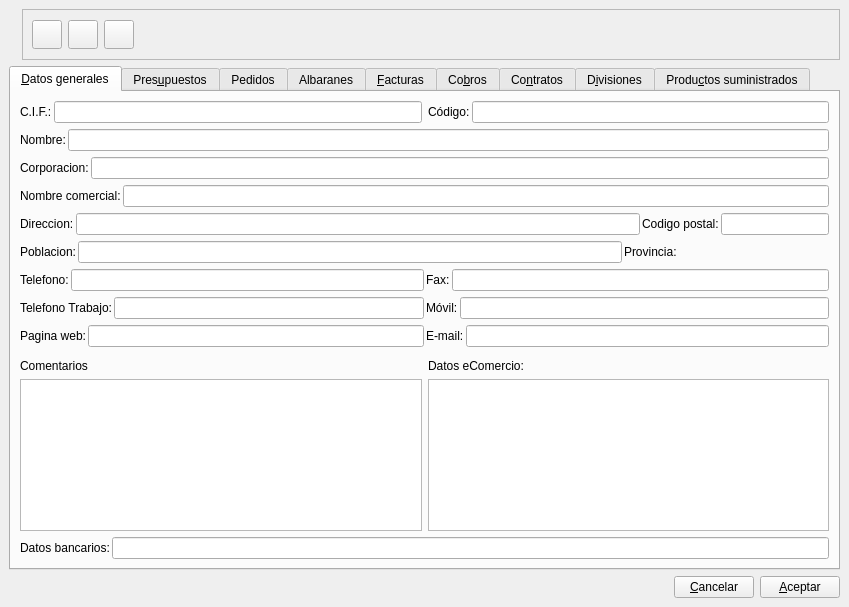
Old version of the form bulmages/bulmafact/src/clientebase.ui in the repository eboladev/Bulmages-1.
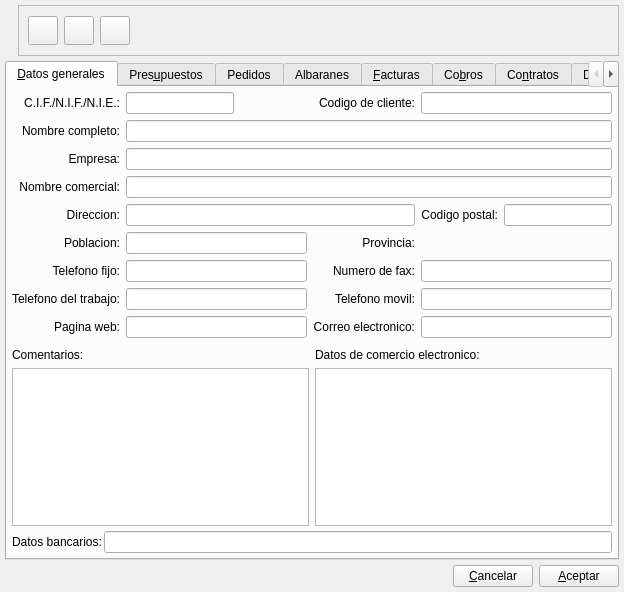
New version of the form. Icons and pictures are not drawn. Custom widgets are drawn as their Qt base class.

Diff of the .ui file:
```diff
--- a/bulmages/bulmafact/src/clientebase.ui
+++ b/bulmages/bulmafact/src/clientebase.ui
@@ -8,8 +8,8 @@
    <rect>
     <x>0</x>
     <y>0</y>
-    <width>849</width>
-    <height>607</height>
+    <width>624</width>
+    <height>592</height>
    </rect>
   </property>
   <property name="windowTitle" >
@@ -20,10 +20,10 @@
   </property>
   <layout class="QVBoxLayout" >
    <property name="margin" >
-    <number>9</number>
+    <number>5</number>
    </property>
    <property name="spacing" >
-    <number>6</number>
+    <number>5</number>
    </property>
    <item>
     <layout class="QHBoxLayout" >
@@ -168,156 +168,145 @@
       </attribute>
       <layout class="QVBoxLayout" >
        <property name="margin" >
-        <number>9</number>
+        <number>5</number>
        </property>
        <property name="spacing" >
-        <number>6</number>
+        <number>5</number>
        </property>
        <item>
-        <layout class="QHBoxLayout" >
+        <layout class="QGridLayout" >
          <property name="margin" >
           <number>0</number>
          </property>
          <property name="spacing" >
           <number>6</number>
          </property>
-         <item>
-          <layout class="QHBoxLayout" >
-           <property name="margin" >
-            <number>0</number>
+         <item row="6" column="2" >
+          <widget class="QLabel" name="textLabel2_8_4" >
+           <property name="text" >
+            <string>Numero de fax:</string>
            </property>
-           <property name="spacing" >
-            <number>2</number>
+           <property name="alignment" >
+            <set>Qt::AlignRight|Qt::AlignTrailing|Qt::AlignVCenter</set>
            </property>
-           <item>
-            <widget class="QLabel" name="textLabel2_5" >
-             <property name="text" >
-              <string>C.I.F.:</string>
-             </property>
-            </widget>
-           </item>
-           <item>
-            <widget class="QLineEdit" name="m_cifcliente" />
-           </item>
-          </layout>
+           <property name="buddy" >
+            <cstring></cstring>
+           </property>
+          </widget>
          </item>
-         <item>
-          <layout class="QHBoxLayout" >
-           <property name="margin" >
-            <number>0</number>
+         <item row="0" column="3" >
+          <widget class="QLineEdit" name="mui_codcliente" />
+         </item>
+         <item row="7" column="0" >
+          <widget class="QLabel" name="textLabel2_11" >
+           <property name="text" >
+            <string>Telefono del trabajo:</string>
            </property>
-           <property name="spacing" >
-            <number>2</number>
+           <property name="alignment" >
+            <set>Qt::AlignRight|Qt::AlignTrailing|Qt::AlignVCenter</set>
            </property>
-           <item>
-            <widget class="QLabel" name="textLabel2_10" >
-             <property name="text" >
-              <string>Código:</string>
-             </property>
-            </widget>
-           </item>
-           <item>
-            <widget class="QLineEdit" name="mui_codcliente" />
-           </item>
-          </layout>
+           <property name="buddy" >
+            <cstring></cstring>
+           </property>
+          </widget>
          </item>
-        </layout>
-       </item>
-       <item>
-        <layout class="QHBoxLayout" >
-         <property name="margin" >
-          <number>0</number>
-         </property>
-         <property name="spacing" >
-          <number>2</number>
-         </property>
-         <item>
+         <item row="1" column="0" >
           <widget class="QLabel" name="textLabel2_2" >
            <property name="text" >
-            <string>Nombre:</string>
+            <string>Nombre completo:</string>
            </property>
+           <property name="alignment" >
+            <set>Qt::AlignRight|Qt::AlignTrailing|Qt::AlignVCenter</set>
+           </property>
+           <property name="buddy" >
+            <cstring></cstring>
+           </property>
           </widget>
          </item>
-         <item>
+         <item row="6" column="1" >
+          <widget class="QLineEdit" name="m_telcliente" />
+         </item>
+         <item row="5" column="1" >
+          <widget class="QLineEdit" name="m_poblcliente" />
+         </item>
+         <item row="5" column="3" >
+          <widget class="BusquedaProvincia" name="m_provcliente" >
+           <property name="minimumSize" >
+            <size>
+             <width>150</width>
+             <height>0</height>
+            </size>
+           </property>
+          </widget>
+         </item>
+         <item row="5" column="2" >
+          <widget class="QLabel" name="textLabel2_9_2" >
+           <property name="text" >
+            <string>Provincia:</string>
+           </property>
+           <property name="alignment" >
+            <set>Qt::AlignRight|Qt::AlignTrailing|Qt::AlignVCenter</set>
+           </property>
+          </widget>
+         </item>
+         <item row="4" column="0" >
+          <widget class="QLabel" name="textLabel2_6" >
+           <property name="text" >
+            <string>Direccion:</string>
+           </property>
+           <property name="alignment" >
+            <set>Qt::AlignRight|Qt::AlignTrailing|Qt::AlignVCenter</set>
+           </property>
+           <property name="buddy" >
+            <cstring></cstring>
+           </property>
+          </widget>
+         </item>
+         <item row="6" column="0" >
+          <widget class="QLabel" name="textLabel2_8" >
+           <property name="text" >
+            <string>Telefono fijo:</string>
+           </property>
+           <property name="alignment" >
+            <set>Qt::AlignRight|Qt::AlignTrailing|Qt::AlignVCenter</set>
+           </property>
+           <property name="buddy" >
+            <cstring></cstring>
+           </property>
+          </widget>
+         </item>
+         <item row="1" column="1" colspan="3" >
           <widget class="QLineEdit" name="m_nomcliente" />
          </item>
-        </layout>
-       </item>
-       <item>
-        <layout class="QHBoxLayout" >
-         <property name="margin" >
-          <number>0</number>
-         </property>
-         <property name="spacing" >
-          <number>2</number>
-         </property>
-         <item>
-          <widget class="QLabel" name="textLabel2_2_2" >
+         <item row="8" column="2" >
+          <widget class="QLabel" name="textLabel2_8_3" >
            <property name="text" >
-            <string>Corporacion:</string>
+            <string>Correo electronico:</string>
            </property>
+           <property name="alignment" >
+            <set>Qt::AlignRight|Qt::AlignTrailing|Qt::AlignVCenter</set>
+           </property>
+           <property name="buddy" >
+            <cstring></cstring>
+           </property>
           </widget>
          </item>
-         <item>
-          <widget class="QLineEdit" name="mui_corpcliente" />
+         <item row="6" column="3" >
+          <widget class="QLineEdit" name="m_faxcliente" />
          </item>
-        </layout>
-       </item>
-       <item>
-        <layout class="QHBoxLayout" >
-         <property name="margin" >
-          <number>0</number>
-         </property>
-         <property name="spacing" >
-          <number>2</number>
-         </property>
-         <item>
-          <widget class="QLabel" name="textLabel2_4" >
-           <property name="text" >
-            <string>Nombre comercial:</string>
-           </property>
-          </widget>
+         <item row="7" column="1" >
+          <widget class="QLineEdit" name="mui_teltrabcliente" />
          </item>
-         <item>
-          <widget class="QLineEdit" name="m_nomaltcliente" />
+         <item row="4" column="1" colspan="2" >
+          <widget class="QLineEdit" name="m_dircliente" />
          </item>
-        </layout>
-       </item>
-       <item>
-        <layout class="QHBoxLayout" >
-         <property name="margin" >
-          <number>0</number>
-         </property>
-         <property name="spacing" >
-          <number>2</number>
-         </property>
-         <item>
+         <item row="4" column="3" >
           <layout class="QHBoxLayout" >
            <property name="margin" >
             <number>0</number>
            </property>
            <property name="spacing" >
-            <number>2</number>
-           </property>
-           <item>
-            <widget class="QLabel" name="textLabel2_6" >
-             <property name="text" >
-              <string>Direccion:</string>
-             </property>
-            </widget>
-           </item>
-           <item>
-            <widget class="QLineEdit" name="m_dircliente" />
-           </item>
-          </layout>
-         </item>
-         <item>
-          <layout class="QHBoxLayout" >
-           <property name="margin" >
-            <number>0</number>
-           </property>
-           <property name="spacing" >
-            <number>2</number>
+            <number>6</number>
            </property>
            <item>
             <widget class="QLabel" name="textLabel2_7" >
@@ -332,13 +321,19 @@
              <property name="text" >
               <string>Codigo postal:</string>
              </property>
+             <property name="alignment" >
+              <set>Qt::AlignRight|Qt::AlignTrailing|Qt::AlignVCenter</set>
+             </property>
+             <property name="buddy" >
+              <cstring></cstring>
+             </property>
             </widget>
            </item>
            <item>
             <widget class="QLineEdit" name="m_cpcliente" >
              <property name="sizePolicy" >
               <sizepolicy>
-               <hsizetype>0</hsizetype>
+               <hsizetype>7</hsizetype>
                <vsizetype>0</vsizetype>
                <horstretch>0</horstretch>
                <verstretch>0</verstretch>
@@ -348,192 +343,134 @@
            </item>
           </layout>
          </item>
-        </layout>
-       </item>
-       <item>
-        <layout class="QHBoxLayout" >
-         <property name="margin" >
-          <number>0</number>
-         </property>
-         <property name="spacing" >
-          <number>2</number>
-         </property>
-         <item>
+         <item row="8" column="3" >
+          <widget class="QLineEdit" name="m_mailcliente" />
+         </item>
+         <item row="0" column="2" >
+          <widget class="QLabel" name="textLabel2_10" >
+           <property name="text" >
+            <string>Codigo de cliente:</string>
+           </property>
+           <property name="alignment" >
+            <set>Qt::AlignRight|Qt::AlignTrailing|Qt::AlignVCenter</set>
+           </property>
+           <property name="buddy" >
+            <cstring></cstring>
+           </property>
+          </widget>
+         </item>
+         <item row="2" column="0" >
+          <widget class="QLabel" name="textLabel2_2_2" >
+           <property name="text" >
+            <string>Empresa:</string>
+           </property>
+           <property name="alignment" >
+            <set>Qt::AlignRight|Qt::AlignTrailing|Qt::AlignVCenter</set>
+           </property>
+           <property name="buddy" >
+            <cstring></cstring>
+           </property>
+          </widget>
+         </item>
+         <item row="5" column="0" >
           <widget class="QLabel" name="textLabel2_9" >
            <property name="text" >
             <string>Poblacion:</string>
            </property>
+           <property name="alignment" >
+            <set>Qt::AlignRight|Qt::AlignTrailing|Qt::AlignVCenter</set>
+           </property>
+           <property name="buddy" >
+            <cstring></cstring>
+           </property>
           </widget>
          </item>
-         <item>
-          <widget class="QLineEdit" name="m_poblcliente" />
-         </item>
-         <item>
-          <widget class="QLabel" name="textLabel2_9_2" >
+         <item row="8" column="0" >
+          <widget class="QLabel" name="textLabel2_8_2" >
            <property name="text" >
-            <string>Provincia:</string>
+            <string>Pagina web:</string>
            </property>
-          </widget>
-         </item>
-         <item>
-          <widget class="BusquedaProvincia" name="m_provcliente" >
-           <property name="minimumSize" >
-            <size>
-             <width>150</width>
-             <height>0</height>
-            </size>
+           <property name="alignment" >
+            <set>Qt::AlignRight|Qt::AlignTrailing|Qt::AlignVCenter</set>
            </property>
           </widget>
          </item>
-        </layout>
-       </item>
-       <item>
-        <layout class="QHBoxLayout" >
-         <property name="margin" >
-          <number>0</number>
-         </property>
-         <property name="spacing" >
-          <number>2</number>
-         </property>
-         <item>
-          <layout class="QHBoxLayout" >
-           <property name="margin" >
-            <number>0</number>
-           </property>
-           <property name="spacing" >
-            <number>2</number>
-           </property>
-           <item>
-            <widget class="QLabel" name="textLabel2_8" >
-             <property name="text" >
-              <string>Telefono:</string>
-             </property>
-            </widget>
-           </item>
-           <item>
-            <widget class="QLineEdit" name="m_telcliente" />
-           </item>
-          </layout>
+         <item row="7" column="3" >
+          <widget class="QLineEdit" name="mui_movilcliente" />
          </item>
-         <item>
+         <item row="0" column="1" >
           <layout class="QHBoxLayout" >
            <property name="margin" >
             <number>0</number>
            </property>
            <property name="spacing" >
-            <number>2</number>
+            <number>6</number>
            </property>
            <item>
-            <widget class="QLabel" name="textLabel2_8_4" >
-             <property name="text" >
-              <string>Fax:</string>
-             </property>
-            </widget>
+            <widget class="QLineEdit" name="m_cifcliente" />
            </item>
            <item>
-            <widget class="QLineEdit" name="m_faxcliente" />
-           </item>
-          </layout>
-         </item>
-        </layout>
-       </item>
-       <item>
-        <layout class="QHBoxLayout" >
-         <property name="margin" >
-          <number>0</number>
-         </property>
-         <property name="spacing" >
-          <number>2</number>
-         </property>
-         <item>
-          <layout class="QHBoxLayout" >
-           <property name="margin" >
-            <number>0</number>
-           </property>
-           <property name="spacing" >
-            <number>2</number>
-           </property>
-           <item>
-            <widget class="QLabel" name="textLabel2_11" >
-             <property name="text" >
-              <string>Telefono Trabajo:</string>
+            <spacer>
+             <property name="orientation" >
+              <enum>Qt::Horizontal</enum>
              </property>
-            </widget>
+             <property name="sizeHint" >
+              <size>
+               <width>40</width>
+               <height>20</height>
+              </size>
+             </property>
+            </spacer>
            </item>
-           <item>
-            <widget class="QLineEdit" name="mui_teltrabcliente" />
-           </item>
           </layout>
          </item>
-         <item>
-          <layout class="QHBoxLayout" >
-           <property name="margin" >
-            <number>0</number>
+         <item row="7" column="2" >
+          <widget class="QLabel" name="textLabel2_8_5" >
+           <property name="text" >
+            <string>Telefono movil:</string>
            </property>
-           <property name="spacing" >
-            <number>2</number>
+           <property name="alignment" >
+            <set>Qt::AlignRight|Qt::AlignTrailing|Qt::AlignVCenter</set>
            </property>
-           <item>
-            <widget class="QLabel" name="textLabel2_8_5" >
-             <property name="text" >
-              <string>Móvil:</string>
-             </property>
-            </widget>
-           </item>
-           <item>
-            <widget class="QLineEdit" name="mui_movilcliente" />
-           </item>
-          </layout>
+           <property name="buddy" >
+            <cstring></cstring>
+           </property>
+          </widget>
          </item>
-        </layout>
-       </item>
-       <item>
-        <layout class="QHBoxLayout" >
-         <property name="margin" >
-          <number>0</number>
-         </property>
-         <property name="spacing" >
-          <number>2</number>
-         </property>
-         <item>
-          <layout class="QHBoxLayout" >
-           <property name="margin" >
-            <number>0</number>
+         <item row="3" column="0" >
+          <widget class="QLabel" name="textLabel2_4" >
+           <property name="text" >
+            <string>Nombre comercial:</string>
            </property>
-           <property name="spacing" >
-            <number>2</number>
+           <property name="alignment" >
+            <set>Qt::AlignRight|Qt::AlignTrailing|Qt::AlignVCenter</set>
            </property>
-           <item>
-            <widget class="QLabel" name="textLabel2_8_2" >
-             <property name="text" >
-              <string>Pagina web:</string>
-             </property>
-            </widget>
-           </item>
-           <item>
-            <widget class="QLineEdit" name="m_urlcliente" />
-           </item>
-          </layout>
+           <property name="buddy" >
+            <cstring></cstring>
+           </property>
+          </widget>
          </item>
-         <item>
-          <layout class="QHBoxLayout" >
-           <property name="margin" >
-            <number>0</number>
+         <item row="8" column="1" >
+          <widget class="QLineEdit" name="m_urlcliente" />
+         </item>
+         <item row="3" column="1" colspan="3" >
+          <widget class="QLineEdit" name="m_nomaltcliente" />
+         </item>
+         <item row="0" column="0" >
+          <widget class="QLabel" name="textLabel2_5" >
+           <property name="text" >
+            <string>C.I.F./N.I.F./N.I.E.:</string>
            </property>
-           <property name="spacing" >
-            <number>2</number>
+           <property name="alignment" >
+            <set>Qt::AlignRight|Qt::AlignTrailing|Qt::AlignVCenter</set>
            </property>
-           <item>
-            <widget class="QLabel" name="textLabel2_8_3" >
-             <property name="text" >
-              <string>E-mail:</string>
-             </property>
-            </widget>
-           </item>
-           <item>
-            <widget class="QLineEdit" name="m_mailcliente" />
-           </item>
-          </layout>
+           <property name="buddy" >
+            <cstring></cstring>
+           </property>
+          </widget>
+         </item>
+         <item row="2" column="1" colspan="3" >
+          <widget class="QLineEdit" name="mui_corpcliente" />
          </item>
         </layout>
        </item>
@@ -566,7 +503,10 @@
            <item>
             <widget class="QLabel" name="textLabel2_4_2_2" >
              <property name="text" >
-              <string>Comentarios</string>
+              <string>Comentarios:</string>
+             </property>
+             <property name="buddy" >
+              <cstring></cstring>
              </property>
             </widget>
            </item>
@@ -600,7 +540,10 @@
               </size>
              </property>
              <property name="text" >
-              <string>Datos eComercio:</string>
+              <string>Datos de comercio electronico:</string>
+             </property>
+             <property name="buddy" >
+              <cstring></cstring>
              </property>
             </widget>
            </item>
@@ -1080,6 +1023,20 @@
  <layoutdefault spacing="2" margin="5" />
  <pixmapfunction></pixmapfunction>
  <customwidgets>
+  <customwidget>
+   <class>PresupuestoList</class>
+   <extends></extends>
+   <header>presupuestolist.h</header>
+   <container>0</container>
+   <pixmap></pixmap>
+  </customwidget>
+  <customwidget>
+   <class>AlbaranClienteList</class>
+   <extends></extends>
+   <header>albaranclientelist.h</header>
+   <container>0</container>
+   <pixmap></pixmap>
+  </customwidget>
   <customwidget>
    <class>FacturasList</class>
    <extends></extends>
@@ -1108,20 +1065,6 @@
    <container>0</container>
    <pixmap></pixmap>
   </customwidget>
-  <customwidget>
-   <class>PresupuestoList</class>
-   <extends></extends>
-   <header>presupuestolist.h</header>
-   <container>0</container>
-   <pixmap></pixmap>
-  </customwidget>
-  <customwidget>
-   <class>AlbaranClienteList</class>
-   <extends></extends>
-   <header>albaranclientelist.h</header>
-   <container>0</container>
-   <pixmap></pixmap>
-  </customwidget>
  </customwidgets>
  <tabstops>
   <tabstop>mui_tab</tabstop>
```
Left out of the diff: 34 changed lines with no effect on the pictures.
